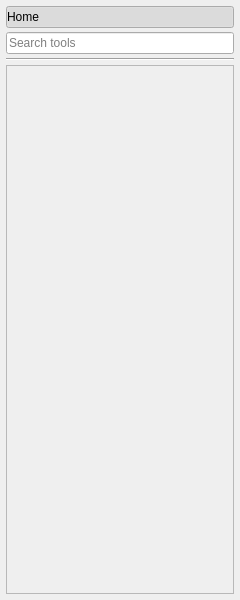
This is gui/sidemenu.ui in LotusAndCompany/devtools as Qt 5 draws it before an edit. The edited form follows.
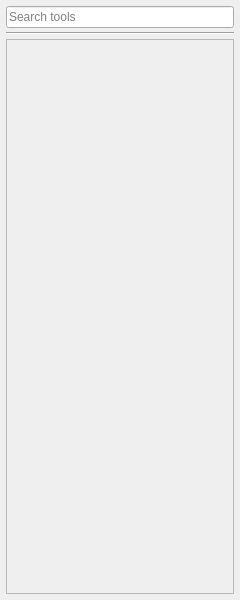
This is the edited form. Icons and pictures are not drawn.

Commit message: Replace home with welcome page Remove home button from side menu

The edit to the form file:
```diff
--- a/gui/sidemenu.ui
+++ b/gui/sidemenu.ui
@@ -41,37 +41,6 @@
    <property name="bottomMargin">
     <number>6</number>
    </property>
-   <item>
-    <widget class="QPushButton" name="homeButton">
-     <property name="focusPolicy">
-      <enum>Qt::NoFocus</enum>
-     </property>
-     <property name="styleSheet">
-      <string notr="true">text-align:left;</string>
-     </property>
-     <property name="text">
-      <string>Home</string>
-     </property>
-     <property name="icon">
-      <iconset theme="home"/>
-     </property>
-     <property name="iconSize">
-      <size>
-       <width>20</width>
-       <height>20</height>
-      </size>
-     </property>
-     <property name="checkable">
-      <bool>true</bool>
-     </property>
-     <property name="checked">
-      <bool>true</bool>
-     </property>
-     <property name="flat">
-      <bool>true</bool>
-     </property>
-    </widget>
-   </item>
    <item>
     <widget class="QLineEdit" name="searchBoxEdit">
      <property name="focusPolicy">
@@ -100,7 +69,7 @@
         <x>0</x>
         <y>0</y>
         <width>226</width>
-        <height>520</height>
+        <height>556</height>
        </rect>
       </property>
       <layout class="QVBoxLayout" name="scrollAreaLayout">
```
Left out of the diff: 4 changed lines with no effect on the pictures. The commit also changes 10 other files.
